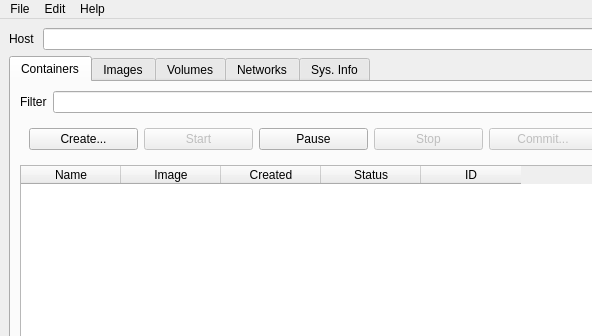
The window that mainwindow.ui (sujiwo/QtDocker) describes before a commit, drawn with Qt 5; both pictures show x 0 to 592 and y 0 to 336 of the 971 by 658 pixel window.
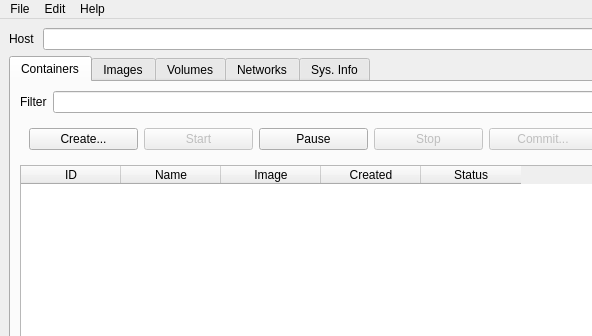
The same window after the commit. The open tabs and pages were chosen to show the change. Icons and pictures are not drawn.

```diff
--- a/mainwindow.ui
+++ b/mainwindow.ui
@@ -246,6 +246,11 @@
             <property name="sortingEnabled">
              <bool>true</bool>
             </property>
+            <column>
+             <property name="text">
+              <string>ID</string>
+             </property>
+            </column>
             <column>
              <property name="text">
               <string>Name</string>
@@ -266,11 +271,6 @@
               <string>Status</string>
              </property>
             </column>
-            <column>
-             <property name="text">
-              <string>ID</string>
-             </property>
-            </column>
            </widget>
           </item>
          </layout>
```
Left out of the diff: 10 changed lines with no effect on the pictures.
